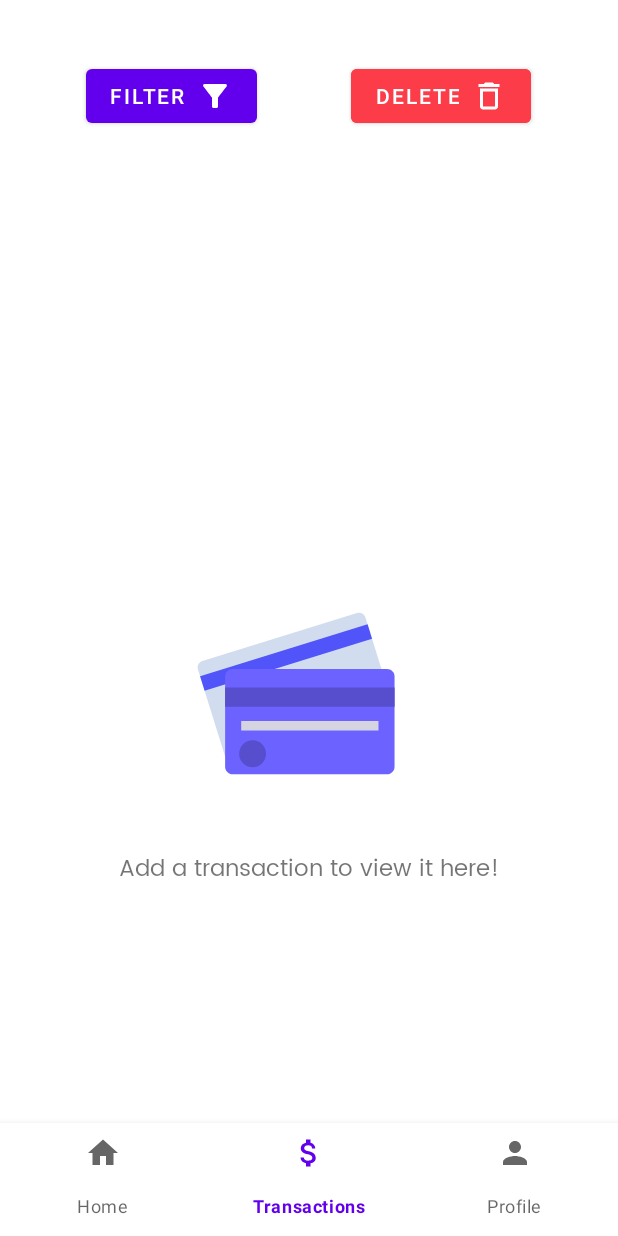
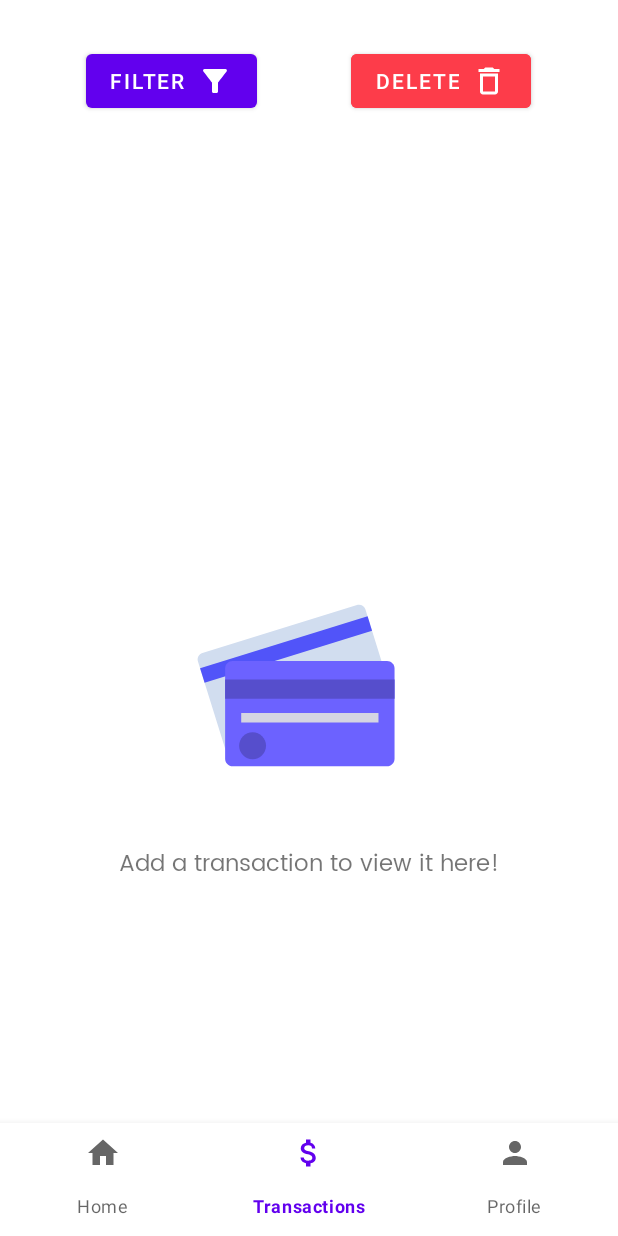
Before and after one commit to ETS-Android4/expensify, an Android app: the screen it shows after launch once a user with an empty profile is signed in (userDashboard), item 2 of the bottom bar chosen, on a phone screen of 412 x 824 dp. Run offline under Robolectric (Android 15) with nearby library versions, the phone set to English and light mode, and no system bars; our stand-ins replace Firebase (no records; nobody signed in at launch, a user with empty details on screens opened directly).

Commit message:
changed padding

```diff
--- a/app/src/main/res/layout/fragment_home.xml
+++ b/app/src/main/res/layout/fragment_home.xml
@@ -11,7 +11,6 @@
     <LinearLayout
         android:layout_width="match_parent"
         android:layout_height="wrap_content"
-        android:layout_marginTop="10dp"
         android:gravity="center"
         android:orientation="horizontal"
         android:padding="10dp">
--- a/app/src/main/res/layout/fragment_profile.xml
+++ b/app/src/main/res/layout/fragment_profile.xml
@@ -11,7 +11,7 @@
     <androidx.cardview.widget.CardView
         android:layout_width="match_parent"
         android:layout_height="wrap_content"
-        android:layout_marginTop="20dp"
+        android:layout_marginTop="10dp"
         android:backgroundTint="#F0F0F0"
         app:cardCornerRadius="20dp">
 
@@ -56,7 +56,7 @@
                 android:fontFamily="@font/poppins"
                 android:text="email"
                 android:textAlignment="center"
-                android:textSize="14sp" />
+                android:textSize="13sp" />
 
 
             <LinearLayout
--- a/app/src/main/res/layout/fragment_transaction.xml
+++ b/app/src/main/res/layout/fragment_transaction.xml
@@ -12,7 +12,7 @@
         android:id="@+id/transaction_container"
         android:layout_width="match_parent"
         android:layout_height="wrap_content"
-        android:layout_marginTop="20dp">
+        android:layout_marginTop="10dp">
 
         <Button
             android:id="@+id/filter_transaction"
```
